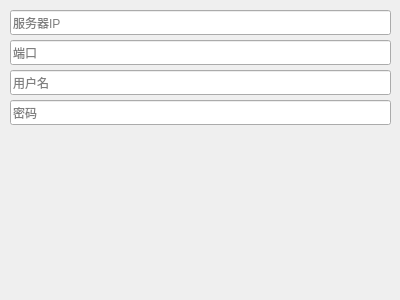
Qt form connectdialog.ui (1136863240/MyLite) before a commit.
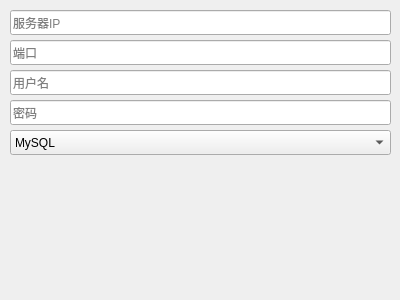
The same form after that commit.

```diff
--- a/connectdialog.ui
+++ b/connectdialog.ui
@@ -65,6 +65,26 @@
     <string>密码</string>
    </property>
   </widget>
+  <widget class="QComboBox" name="serverType">
+   <property name="geometry">
+    <rect>
+     <x>10</x>
+     <y>130</y>
+     <width>381</width>
+     <height>25</height>
+    </rect>
+   </property>
+   <item>
+    <property name="text">
+     <string>MySQL</string>
+    </property>
+   </item>
+   <item>
+    <property name="text">
+     <string>SQLite3</string>
+    </property>
+   </item>
+  </widget>
  </widget>
  <resources/>
  <connections/>
```
